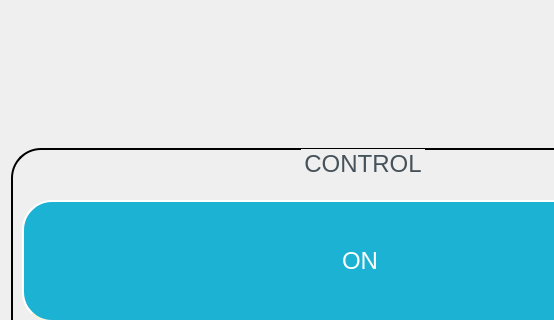
The window that forms/workpage.ui (Mcublog/AutoLubeApp) describes before a commit, drawn with Qt 5; both pictures show x 0 to 554 and y 176 to 496 of the 720 by 1280 pixel window.
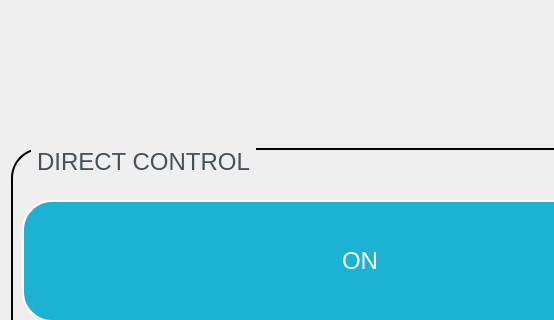
The same window after the commit.

```diff
--- a/forms/workpage.ui
+++ b/forms/workpage.ui
@@ -45,10 +45,16 @@
 	border-radius: 30px;
 	margin-top: 0.5em;
 }
-</string>
+
+QGroupBox::title
+ {
+    subcontrol-origin: margin;
+    left: 20px;
+    padding: 0 3px 0 3px;
+}</string>
      </property>
      <property name="title">
-      <string>CONTROL</string>
+      <string>DIRECT CONTROL</string>
      </property>
      <property name="alignment">
       <set>Qt::AlignCenter</set>
```
